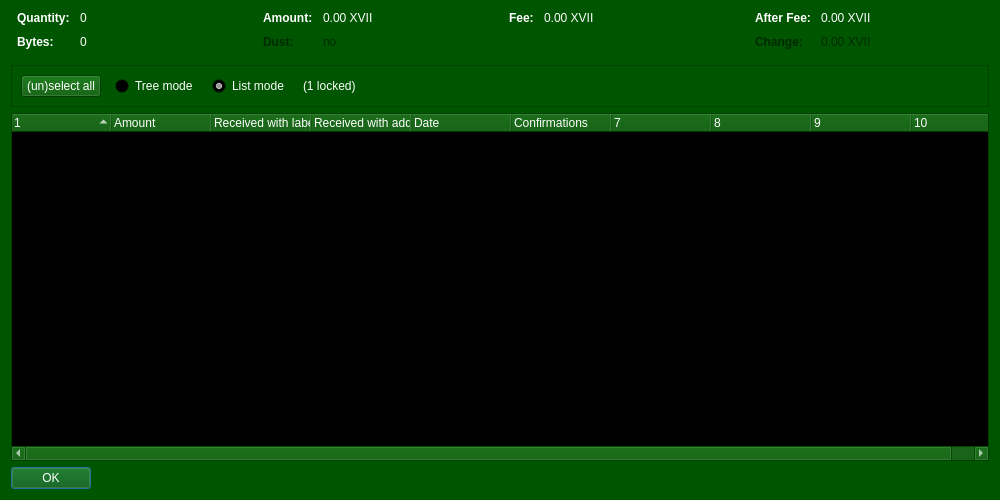
xviicoin-project/xviicoin, file src/qt/forms/coincontroldialog.ui: the form before one commit.
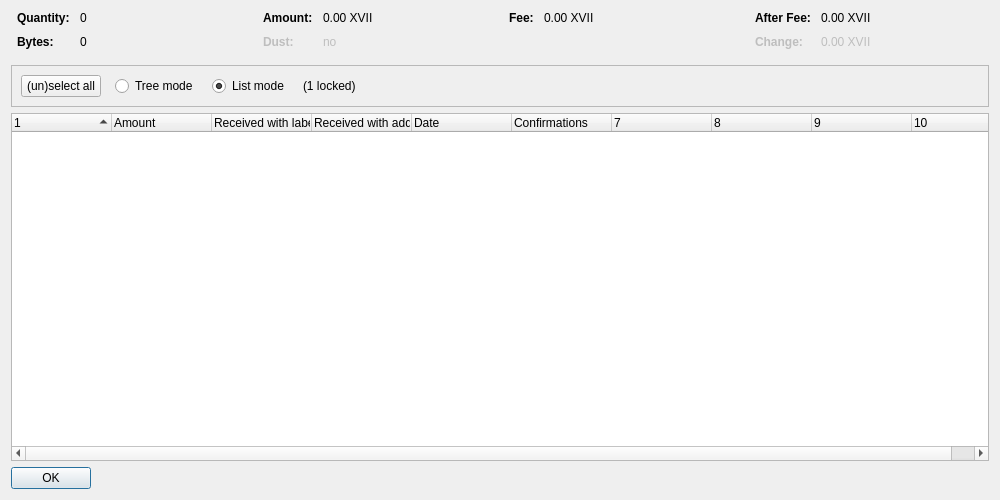
The form after the commit. Custom widgets are drawn as their Qt base class.

Patch:
```diff
--- a/src/qt/forms/coincontroldialog.ui
+++ b/src/qt/forms/coincontroldialog.ui
@@ -10,448 +10,6 @@
     <height>500</height>
    </rect>
   </property>
-  <property name="palette">
-   <palette>
-    <active>
-     <colorrole role="WindowText">
-      <brush brushstyle="SolidPattern">
-       <color alpha="255">
-        <red>255</red>
-        <green>255</green>
-        <blue>255</blue>
-       </color>
-      </brush>
-     </colorrole>
-     <colorrole role="Button">
-      <brush brushstyle="SolidPattern">
-       <color alpha="255">
-        <red>0</red>
-        <green>85</green>
-        <blue>0</blue>
-       </color>
-      </brush>
-     </colorrole>
-     <colorrole role="Light">
-      <brush brushstyle="SolidPattern">
-       <color alpha="255">
-        <red>0</red>
-        <green>127</green>
-        <blue>0</blue>
-       </color>
-      </brush>
-     </colorrole>
-     <colorrole role="Midlight">
-      <brush brushstyle="SolidPattern">
-       <color alpha="255">
-        <red>0</red>
-        <green>106</green>
-        <blue>0</blue>
-       </color>
-      </brush>
-     </colorrole>
-     <colorrole role="Dark">
-      <brush brushstyle="SolidPattern">
-       <color alpha="255">
-        <red>0</red>
-        <green>42</green>
-        <blue>0</blue>
-       </color>
-      </brush>
-     </colorrole>
-     <colorrole role="Mid">
-      <brush brushstyle="SolidPattern">
-       <color alpha="255">
-        <red>0</red>
-        <green>56</green>
-        <blue>0</blue>
-       </color>
-      </brush>
-     </colorrole>
-     <colorrole role="Text">
-      <brush brushstyle="SolidPattern">
-       <color alpha="255">
-        <red>255</red>
-        <green>255</green>
-        <blue>255</blue>
-       </color>
-      </brush>
-     </colorrole>
-     <colorrole role="BrightText">
-      <brush brushstyle="SolidPattern">
-       <color alpha="255">
-        <red>255</red>
-        <green>255</green>
-        <blue>255</blue>
-       </color>
-      </brush>
-     </colorrole>
-     <colorrole role="ButtonText">
-      <brush brushstyle="SolidPattern">
-       <color alpha="255">
-        <red>255</red>
-        <green>255</green>
-        <blue>255</blue>
-       </color>
-      </brush>
-     </colorrole>
-     <colorrole role="Base">
-      <brush brushstyle="SolidPattern">
-       <color alpha="255">
-        <red>0</red>
-        <green>0</green>
-        <blue>0</blue>
-       </color>
-      </brush>
-     </colorrole>
-     <colorrole role="Window">
-      <brush brushstyle="SolidPattern">
-       <color alpha="255">
-        <red>0</red>
-        <green>85</green>
-        <blue>0</blue>
-       </color>
-      </brush>
-     </colorrole>
-     <colorrole role="Shadow">
-      <brush brushstyle="SolidPattern">
-       <color alpha="255">
-        <red>0</red>
-        <green>0</green>
-        <blue>0</blue>
-       </color>
-      </brush>
-     </colorrole>
-     <colorrole role="AlternateBase">
-      <brush brushstyle="SolidPattern">
-       <color alpha="255">
-        <red>0</red>
-        <green>42</green>
-        <blue>0</blue>
-       </color>
-      </brush>
-     </colorrole>
-     <colorrole role="ToolTipBase">
-      <brush brushstyle="SolidPattern">
-       <color alpha="255">
-        <red>255</red>
-        <green>255</green>
-        <blue>220</blue>
-       </color>
-      </brush>
-     </colorrole>
-     <colorrole role="ToolTipText">
-      <brush brushstyle="SolidPattern">
-       <color alpha="255">
-        <red>0</red>
-        <green>0</green>
-        <blue>0</blue>
-       </color>
-      </brush>
-     </colorrole>
-     <colorrole role="PlaceholderText">
-      <brush brushstyle="SolidPattern">
-       <color alpha="128">
-        <red>255</red>
-        <green>255</green>
-        <blue>255</blue>
-       </color>
-      </brush>
-     </colorrole>
-    </active>
-    <inactive>
-     <colorrole role="WindowText">
-      <brush brushstyle="SolidPattern">
-       <color alpha="255">
-        <red>255</red>
-        <green>255</green>
-        <blue>255</blue>
-       </color>
-      </brush>
-     </colorrole>
-     <colorrole role="Button">
-      <brush brushstyle="SolidPattern">
-       <color alpha="255">
-        <red>0</red>
-        <green>85</green>
-        <blue>0</blue>
-       </color>
-      </brush>
-     </colorrole>
-     <colorrole role="Light">
-      <brush brushstyle="SolidPattern">
-       <color alpha="255">
-        <red>0</red>
-        <green>127</green>
-        <blue>0</blue>
-       </color>
-      </brush>
-     </colorrole>
-     <colorrole role="Midlight">
-      <brush brushstyle="SolidPattern">
-       <color alpha="255">
-        <red>0</red>
-        <green>106</green>
-        <blue>0</blue>
-       </color>
-      </brush>
-     </colorrole>
-     <colorrole role="Dark">
-      <brush brushstyle="SolidPattern">
-       <color alpha="255">
-        <red>0</red>
-        <green>42</green>
-        <blue>0</blue>
-       </color>
-      </brush>
-     </colorrole>
-     <colorrole role="Mid">
-      <brush brushstyle="SolidPattern">
-       <color alpha="255">
-        <red>0</red>
-        <green>56</green>
-        <blue>0</blue>
-       </color>
-      </brush>
-     </colorrole>
-     <colorrole role="Text">
-      <brush brushstyle="SolidPattern">
-       <color alpha="255">
-        <red>255</red>
-        <green>255</green>
-        <blue>255</blue>
-       </color>
-      </brush>
-     </colorrole>
-     <colorrole role="BrightText">
-      <brush brushstyle="SolidPattern">
-       <color alpha="255">
-        <red>255</red>
-        <green>255</green>
-        <blue>255</blue>
-       </color>
-      </brush>
-     </colorrole>
-     <colorrole role="ButtonText">
-      <brush brushstyle="SolidPattern">
-       <color alpha="255">
-        <red>255</red>
-        <green>255</green>
-        <blue>255</blue>
-       </color>
-      </brush>
-     </colorrole>
-     <colorrole role="Base">
-      <brush brushstyle="SolidPattern">
-       <color alpha="255">
-        <red>0</red>
-        <green>0</green>
-        <blue>0</blue>
-       </color>
-      </brush>
-     </colorrole>
-     <colorrole role="Window">
-      <brush brushstyle="SolidPattern">
-       <color alpha="255">
-        <red>0</red>
-        <green>85</green>
-        <blue>0</blue>
-       </color>
-      </brush>
-     </colorrole>
-     <colorrole role="Shadow">
-      <brush brushstyle="SolidPattern">
-       <color alpha="255">
-        <red>0</red>
-        <green>0</green>
-        <blue>0</blue>
-       </color>
-      </brush>
-     </colorrole>
-     <colorrole role="AlternateBase">
-      <brush brushstyle="SolidPattern">
-       <color alpha="255">
-        <red>0</red>
-        <green>42</green>
-        <blue>0</blue>
-       </color>
-      </brush>
-     </colorrole>
-     <colorrole role="ToolTipBase">
-      <brush brushstyle="SolidPattern">
-       <color alpha="255">
-        <red>255</red>
-        <green>255</green>
-        <blue>220</blue>
-       </color>
-      </brush>
-     </colorrole>
-     <colorrole role="ToolTipText">
-      <brush brushstyle="SolidPattern">
-       <color alpha="255">
-        <red>0</red>
-        <green>0</green>
-        <blue>0</blue>
-       </color>
-      </brush>
-     </colorrole>
-     <colorrole role="PlaceholderText">
-      <brush brushstyle="SolidPattern">
-       <color alpha="128">
-        <red>255</red>
-        <green>255</green>
-        <blue>255</blue>
-       </color>
-      </brush>
-     </colorrole>
-    </inactive>
-    <disabled>
-     <colorrole role="WindowText">
-      <brush brushstyle="SolidPattern">
-       <color alpha="255">
-        <red>0</red>
-        <green>42</green>
-        <blue>0</blue>
-       </color>
-      </brush>
-     </colorrole>
-     <colorrole role="Button">
-      <brush brushstyle="SolidPattern">
-       <color alpha="255">
-        <red>0</red>
-        <green>85</green>
-        <blue>0</blue>
-       </color>
-      </brush>
-     </colorrole>
-     <colorrole role="Light">
-      <brush brushstyle="SolidPattern">
-       <color alpha="255">
-        <red>0</red>
-        <green>127</green>
-        <blue>0</blue>
-       </color>
-      </brush>
-     </colorrole>
-     <colorrole role="Midlight">
-      <brush brushstyle="SolidPattern">
-       <color alpha="255">
-        <red>0</red>
-        <green>106</green>
-        <blue>0</blue>
-       </color>
-      </brush>
-     </colorrole>
-     <colorrole role="Dark">
-      <brush brushstyle="SolidPattern">
-       <color alpha="255">
-        <red>0</red>
-        <green>42</green>
-        <blue>0</blue>
-       </color>
-      </brush>
-     </colorrole>
-     <colorrole role="Mid">
-      <brush brushstyle="SolidPattern">
-       <color alpha="255">
-        <red>0</red>
-        <green>56</green>
-        <blue>0</blue>
-       </color>
-      </brush>
-     </colorrole>
-     <colorrole role="Text">
-      <brush brushstyle="SolidPattern">
-       <color alpha="255">
-        <red>0</red>
-        <green>42</green>
-        <blue>0</blue>
-       </color>
-      </brush>
-     </colorrole>
-     <colorrole role="BrightText">
-      <brush brushstyle="SolidPattern">
-       <color alpha="255">
-        <red>255</red>
-        <green>255</green>
-        <blue>255</blue>
-       </color>
-      </brush>
-     </colorrole>
-     <colorrole role="ButtonText">
-      <brush brushstyle="SolidPattern">
-       <color alpha="255">
-        <red>0</red>
-        <green>42</green>
-        <blue>0</blue>
-       </color>
-      </brush>
-     </colorrole>
-     <colorrole role="Base">
-      <brush brushstyle="SolidPattern">
-       <color alpha="255">
-        <red>0</red>
-        <green>85</green>
-        <blue>0</blue>
-       </color>
-      </brush>
-     </colorrole>
-     <colorrole role="Window">
-      <brush brushstyle="SolidPattern">
-       <color alpha="255">
-        <red>0</red>
-        <green>85</green>
-        <blue>0</blue>
-       </color>
-      </brush>
-     </colorrole>
-     <colorrole role="Shadow">
-      <brush brushstyle="SolidPattern">
-       <color alpha="255">
-        <red>0</red>
-        <green>0</green>
-        <blue>0</blue>
-       </color>
-      </brush>
-     </colorrole>
-     <colorrole role="AlternateBase">
-      <brush brushstyle="SolidPattern">
-       <color alpha="255">
-        <red>0</red>
-        <green>85</green>
-        <blue>0</blue>
-       </color>
-      </brush>
-     </colorrole>
-     <colorrole role="ToolTipBase">
-      <brush brushstyle="SolidPattern">
-       <color alpha="255">
-        <red>255</red>
-        <green>255</green>
-        <blue>220</blue>
-       </color>
-      </brush>
-     </colorrole>
-     <colorrole role="ToolTipText">
-      <brush brushstyle="SolidPattern">
-       <color alpha="255">
-        <red>0</red>
-        <green>0</green>
-        <blue>0</blue>
-       </color>
-      </brush>
-     </colorrole>
-     <colorrole role="PlaceholderText">
-      <brush brushstyle="SolidPattern">
-       <color alpha="128">
-        <red>255</red>
-        <green>255</green>
-        <blue>255</blue>
-       </color>
-      </brush>
-     </colorrole>
-    </disabled>
-   </palette>
-  </property>
   <property name="windowTitle">
    <string>Coin Selection</string>
   </property>
```
